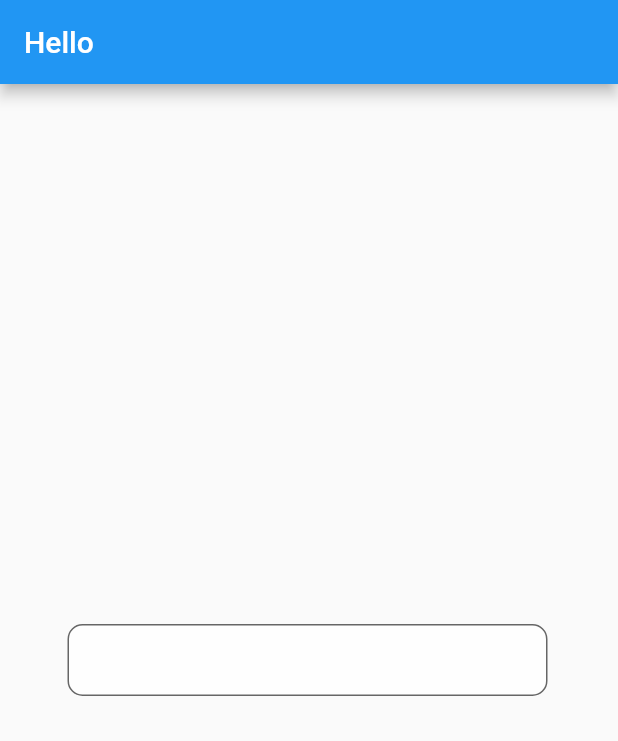
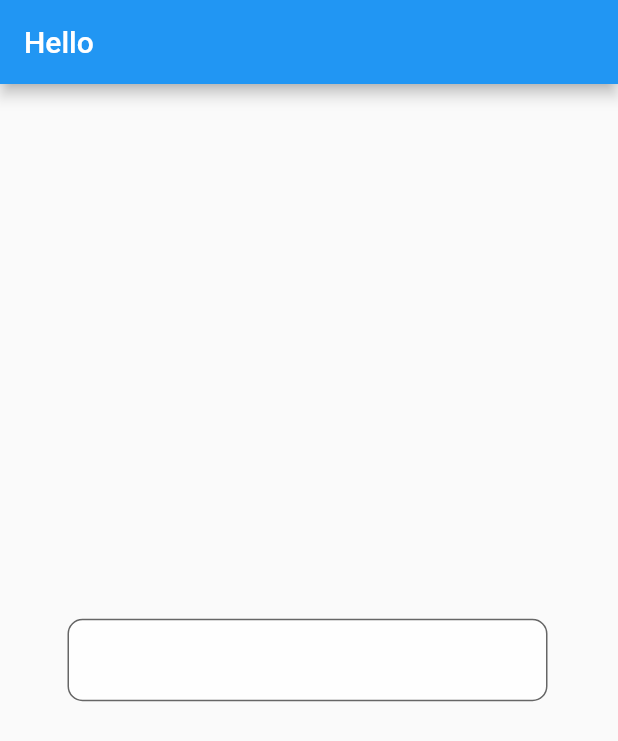
Before and after one commit to A-circle/circles, a Flutter app: the screen it shows after launch, on a phone screen of 412 x 824 dp. Shown: the top 741 px of the screen. Run offline on Flutter 3.47's test engine with Material 2 defaults, Android fonts, the phone set to English and light mode, and no system bars; our stand-ins replace flutter_screenutil.

Commit message:
implement text field component

```diff
--- a/lib/components/Ctextinput.dart
+++ b/lib/components/Ctextinput.dart
@@ -1,8 +1,16 @@
 import 'package:flutter/material.dart';
+import 'package:flutter_screenutil/flutter_screenutil.dart';
 
 class CTextInput extends StatelessWidget {
   @override
   Widget build(BuildContext context) {
+    //fill in the screen size of the device in the design
+    ScreenUtil.instance = ScreenUtil(
+        width: MediaQuery.of(context).size.width,
+        height: MediaQuery.of(context).size.height)
+      ..init(context);
+
+
     return Scaffold(
       appBar: AppBar(
         title: Text("Hello"),
@@ -10,12 +18,12 @@ class CTextInput extends StatelessWidget {
       body: Container(
         padding: EdgeInsets.only(left: 45,right: 45),
         child: Container(
-          width: 320,
+          width: ScreenUtil.getInstance().setWidth(320),
           child: Center(
             child: TextField(
         style: TextStyle(
-          fontSize: 20,
-          height: 0.1
+          fontSize: ScreenUtil(allowFontScaling: true).setSp(19),
+          height: ScreenUtil.getInstance().setHeight(0.8)
         ),
         decoration: InputDecoration(
           fillColor: Colors.white70,
```
